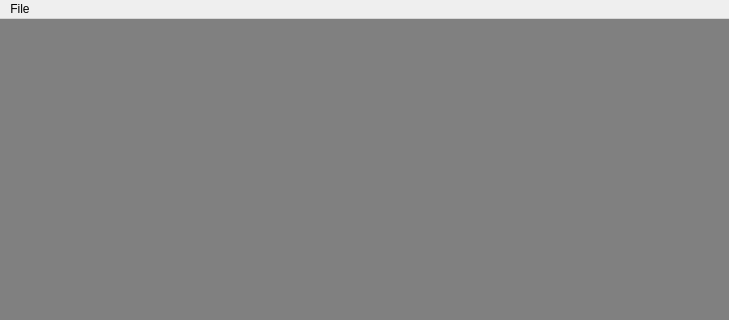
This is ImageViewerX/ImageViewerX.ui in ohto-ai/school-course-archives as Qt 5 draws it before an edit; both pictures show x 0 to 729 and y 0 to 320 of the 729 by 535 pixel window. The edited form follows.
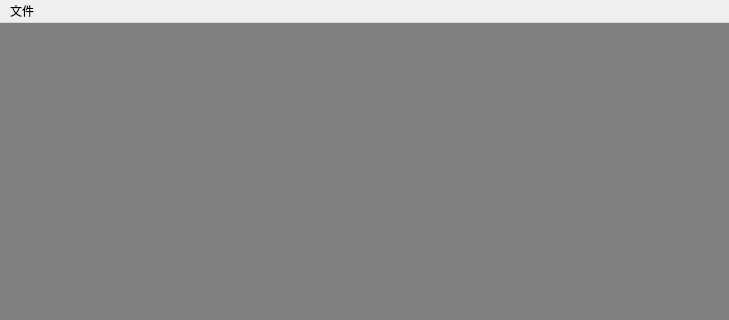
This is the edited form.

The edit to the form file:
```diff
--- a/ImageViewerX/ImageViewerX.ui
+++ b/ImageViewerX/ImageViewerX.ui
@@ -29,7 +29,7 @@
    </property>
    <widget class="QMenu" name="menu">
     <property name="title">
-     <string>File</string>
+     <string>文件</string>
     </property>
     <addaction name="actionOpen"/>
     <addaction name="actionSave"/>
```
Left out of the diff: 42 changed lines with no effect on the pictures.
